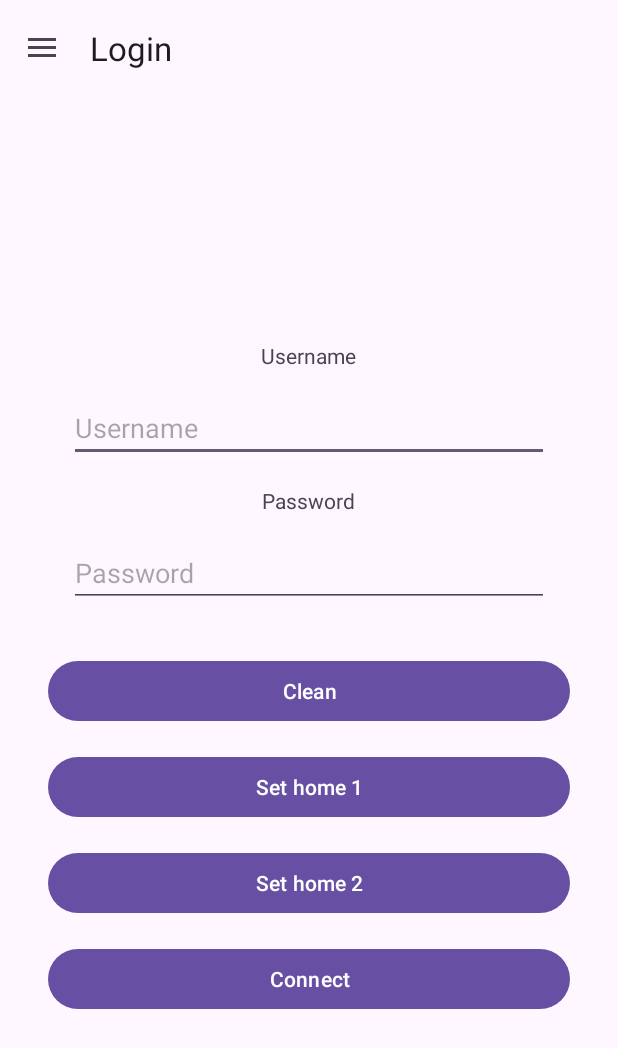
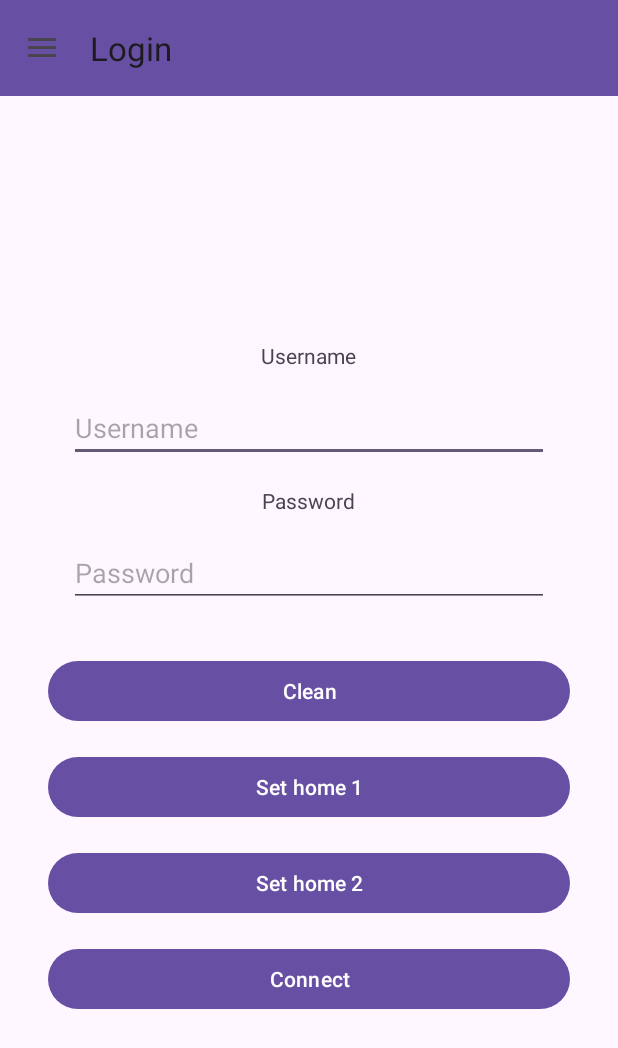
Before and after one commit to Pota89/E-Mon, an Android app: the screen it shows after launch (MainActivity), on a phone screen of 412 x 824 dp. Shown: the top 1048 px of the screen. Run offline under Robolectric (Android 15) with nearby library versions, the phone set to English and light mode, and no system bars; our stand-ins replace Room's generated code, navigation-ui; libraries missing offline, so code that uses them is left out: org.eclipse.paho; 3 statements that could not run were skipped.

Commit message:
Started toolbar coloring

```diff
--- a/app/src/main/res/layout/activity_main.xml
+++ b/app/src/main/res/layout/activity_main.xml
@@ -11,14 +11,12 @@ android:layout_height="match_parent">
         android:layout_height="match_parent"
         android:orientation="vertical">
 
-        <com.google.android.material.appbar.AppBarLayout
-            android:layout_width="match_parent"
-            android:layout_height="wrap_content">
+        <!--TODO finire la colorazione della barra-->
         <com.google.android.material.appbar.MaterialToolbar
             android:id="@+id/toolbar"
+            android:background="?attr/colorPrimary"
             android:layout_width="match_parent"
             android:layout_height="?attr/actionBarSize"/>
-        </com.google.android.material.appbar.AppBarLayout>
 
         <androidx.fragment.app.FragmentContainerView
             android:id="@+id/fragment_container"
```
Also changed, not shown: app/src/main/res/values/colors.xml (+3 -10 lines).
